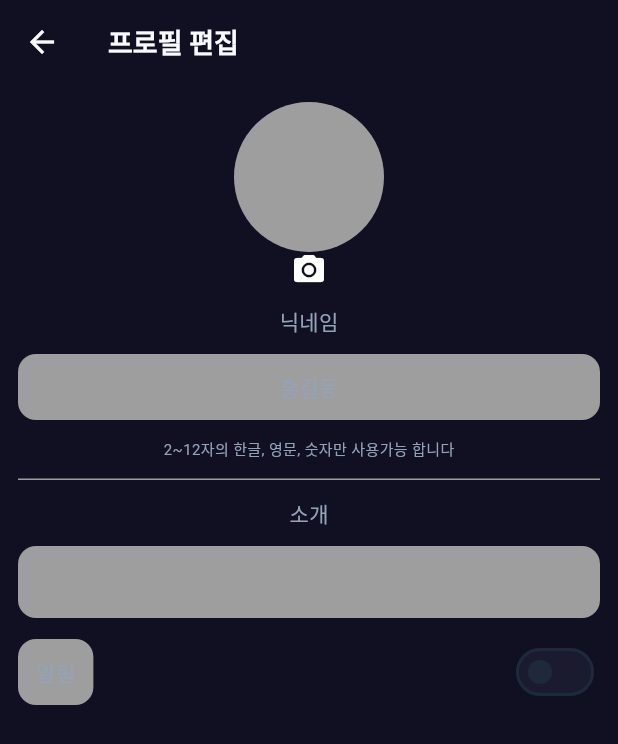
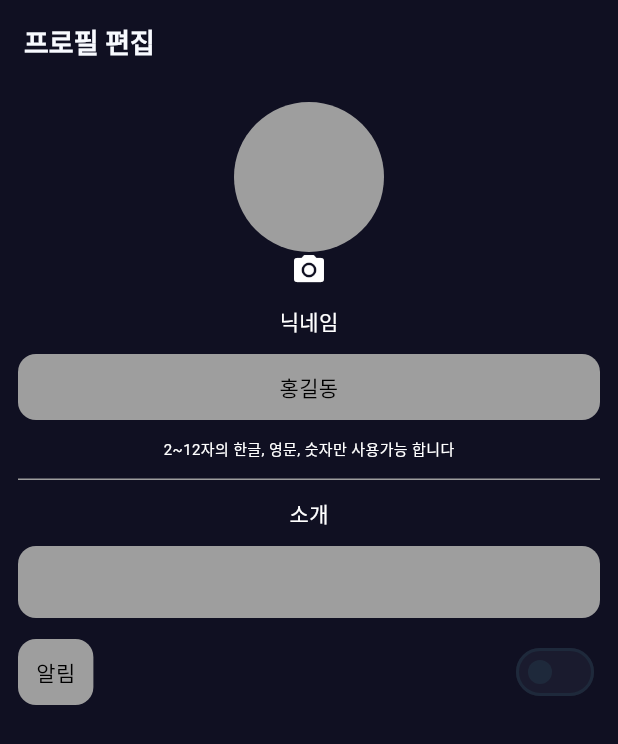
Before and after one commit to Moodic-02-06/Moodic, a Flutter app: the MyPageEdit screen opened directly, on a phone screen of 412 x 824 dp. Shown: the top 744 px of the screen. Run offline on Flutter 3.47's test engine with Material 3 defaults, Android fonts, the light colour scheme and no system bars; our stand-ins replace cloud_firestore, firebase_auth, firebase_core, flutter_riverpod, google_sign_in, just_audio; missing offline and left inert: kakao_flutter_sdk; accounts and stored records are empty; Roboto replaces fonts that are missing (Pretendard).

Commit message:
feat : 폰트 색 임시추가

```diff
--- a/lib/main.dart
+++ b/lib/main.dart
@@ -3,7 +3,8 @@
 import 'package:flutter_moodic/core/theme/app_theme.dart';
 import 'package:flutter_moodic/firebase_options.dart';
 import 'package:flutter_moodic/presentation/pages/home_page/home_page.dart';
-
+import 'package:flutter_moodic/presentation/pages/login_page/login_page.dart';
+import 'package:flutter_moodic/presentation/pages/my_page/my_page_edit.dart';
 import 'package:flutter_riverpod/flutter_riverpod.dart';
 import 'package:kakao_flutter_sdk/kakao_flutter_sdk_template.dart';
 
@@ -20,6 +21,6 @@
 
   @override
   Widget build(BuildContext context) {
-    return MaterialApp(theme: AppTheme.darkTheme, home: HomePage());
+    return MaterialApp(theme: AppTheme.darkTheme, home: MyPageEdit());
   }
 }
--- a/lib/presentation/pages/my_page/my_page_edit.dart
+++ b/lib/presentation/pages/my_page/my_page_edit.dart
@@ -26,7 +26,7 @@
               ),
               Icon(Icons.camera_alt),
               SizedBox(height: 12),
-              Text("닉네임"),
+              Text("닉네임", style: TextStyle(color: Colors.white)),
               SizedBox(height: 12),
               Container(
                 padding: EdgeInsets.all(12),
@@ -35,17 +35,21 @@
                   color: Colors.grey,
                   borderRadius: BorderRadius.circular(12),
                 ),
-                child: Text('홍길동', textAlign: TextAlign.center),
+                child: Text(
+                  '홍길동',
+                  textAlign: TextAlign.center,
+                  style: TextStyle(color: Colors.black),
+                ),
               ),
               SizedBox(height: 12),
               Text(
                 "2~12자의 한글, 영문, 숫자만 사용가능 합니다",
-                style: TextStyle(fontSize: 10),
+                style: TextStyle(fontSize: 10, color: Colors.white),
               ),
               SizedBox(height: 12),
               Container(width: double.infinity, height: 1, color: Colors.grey),
               SizedBox(height: 12),
-              Text("소개"),
+              Text("소개", style: TextStyle(color: Colors.white)),
               SizedBox(height: 12),
               Container(
                 padding: EdgeInsets.all(24),
@@ -64,7 +68,11 @@
                       color: Colors.grey,
                       borderRadius: BorderRadius.circular(12),
                     ),
-                    child: Text("알림", textAlign: TextAlign.center),
+                    child: Text(
+                      "알림",
+                      textAlign: TextAlign.center,
+                      style: TextStyle(color: Colors.black),
+                    ),
                   ),
                   Spacer(),
                   //토글버튼
```
Also changed, not shown: lib/presentation/pages/my_page/my_page.dart (+15 -2 lines), pubspec.lock, 2 other files.
